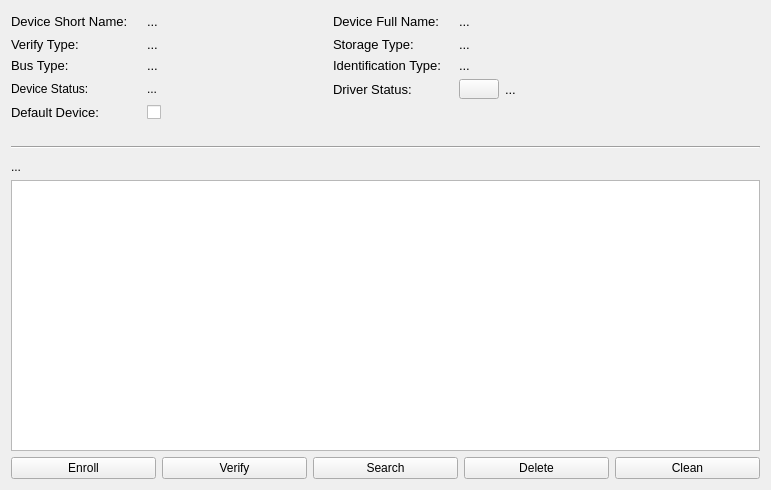
Old version of the form src/contentpane.ui in the repository ukui/ukui-biometric-manager.
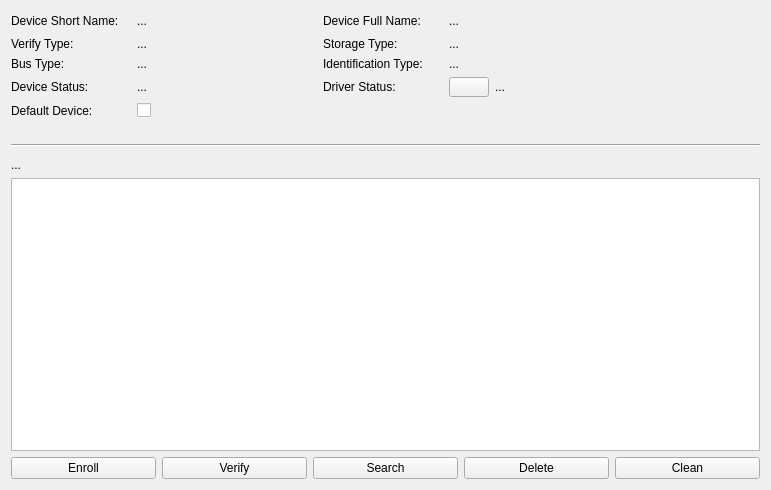
New version of the form.

What changed in the file:
```diff
--- a/src/contentpane.ui
+++ b/src/contentpane.ui
@@ -30,11 +30,6 @@
          <height>16777215</height>
         </size>
        </property>
-       <property name="font">
-        <font>
-         <pointsize>10</pointsize>
-        </font>
-       </property>
        <property name="text">
         <string>Device Full Name:</string>
        </property>
@@ -44,21 +39,16 @@
       <widget class="QLabel" name="label_1">
        <property name="minimumSize">
         <size>
-         <width>130</width>
+         <width>120</width>
          <height>20</height>
         </size>
        </property>
        <property name="maximumSize">
         <size>
-         <width>130</width>
-         <height>20</height>
+         <width>120</width>
+         <height>16777215</height>
         </size>
        </property>
-       <property name="font">
-        <font>
-         <pointsize>10</pointsize>
-        </font>
-       </property>
        <property name="text">
         <string>Device Short Name:</string>
        </property>
@@ -72,11 +62,6 @@
          <height>0</height>
         </size>
        </property>
-       <property name="font">
-        <font>
-         <pointsize>10</pointsize>
-        </font>
-       </property>
        <property name="text">
         <string>Bus Type:</string>
        </property>
@@ -90,11 +75,6 @@
          <height>0</height>
         </size>
        </property>
-       <property name="font">
-        <font>
-         <pointsize>10</pointsize>
-        </font>
-       </property>
        <property name="text">
         <string>Identification Type:</string>
        </property>
@@ -108,11 +88,6 @@
          <height>0</height>
         </size>
        </property>
-       <property name="font">
-        <font>
-         <pointsize>10</pointsize>
-        </font>
-       </property>
        <property name="text">
         <string>...</string>
        </property>
@@ -126,11 +101,6 @@
          <height>0</height>
         </size>
        </property>
-       <property name="font">
-        <font>
-         <pointsize>10</pointsize>
-        </font>
-       </property>
        <property name="text">
         <string>...</string>
        </property>
@@ -144,11 +114,6 @@
          <height>0</height>
         </size>
        </property>
-       <property name="font">
-        <font>
-         <pointsize>10</pointsize>
-        </font>
-       </property>
        <property name="text">
         <string>...</string>
        </property>
@@ -156,11 +121,6 @@
      </item>
      <item row="2" column="3">
       <widget class="QLabel" name="label_12">
-       <property name="font">
-        <font>
-         <pointsize>10</pointsize>
-        </font>
-       </property>
        <property name="text">
         <string>Storage Type:</string>
        </property>
@@ -174,11 +134,6 @@
          <height>0</height>
         </size>
        </property>
-       <property name="font">
-        <font>
-         <pointsize>10</pointsize>
-        </font>
-       </property>
        <property name="text">
         <string>...</string>
        </property>
@@ -186,11 +141,6 @@
      </item>
      <item row="2" column="1">
       <widget class="QLabel" name="label_10">
-       <property name="font">
-        <font>
-         <pointsize>10</pointsize>
-        </font>
-       </property>
        <property name="text">
         <string>Verify Type:</string>
        </property>
@@ -201,20 +151,15 @@
        <property name="minimumSize">
         <size>
          <width>180</width>
-         <height>20</height>
+         <height>0</height>
         </size>
        </property>
        <property name="maximumSize">
         <size>
          <width>180</width>
-         <height>20</height>
+         <height>16777215</height>
         </size>
        </property>
-       <property name="font">
-        <font>
-         <pointsize>10</pointsize>
-        </font>
-       </property>
        <property name="text">
         <string>...</string>
        </property>
@@ -222,11 +167,6 @@
      </item>
      <item row="0" column="5" colspan="2">
       <widget class="QLabel" name="labelDeviceFullName">
-       <property name="font">
-        <font>
-         <pointsize>10</pointsize>
-        </font>
-       </property>
        <property name="text">
         <string>...</string>
        </property>
@@ -234,11 +174,6 @@
      </item>
      <item row="6" column="1">
       <widget class="QLabel" name="labelDefault">
-       <property name="font">
-        <font>
-         <pointsize>10</pointsize>
-        </font>
-       </property>
        <property name="text">
         <string>Default Device:</string>
        </property>
@@ -267,11 +202,6 @@
        </item>
        <item>
         <widget class="QLabel" name="labelStatusText">
-         <property name="font">
-          <font>
-           <pointsize>10</pointsize>
-          </font>
-         </property>
          <property name="text">
           <string>...</string>
          </property>
@@ -281,11 +211,6 @@
      </item>
      <item row="5" column="3">
       <widget class="QLabel" name="label_2">
-       <property name="font">
-        <font>
-         <pointsize>10</pointsize>
-        </font>
-       </property>
        <property name="text">
         <string>Driver Status:</string>
        </property>
```
